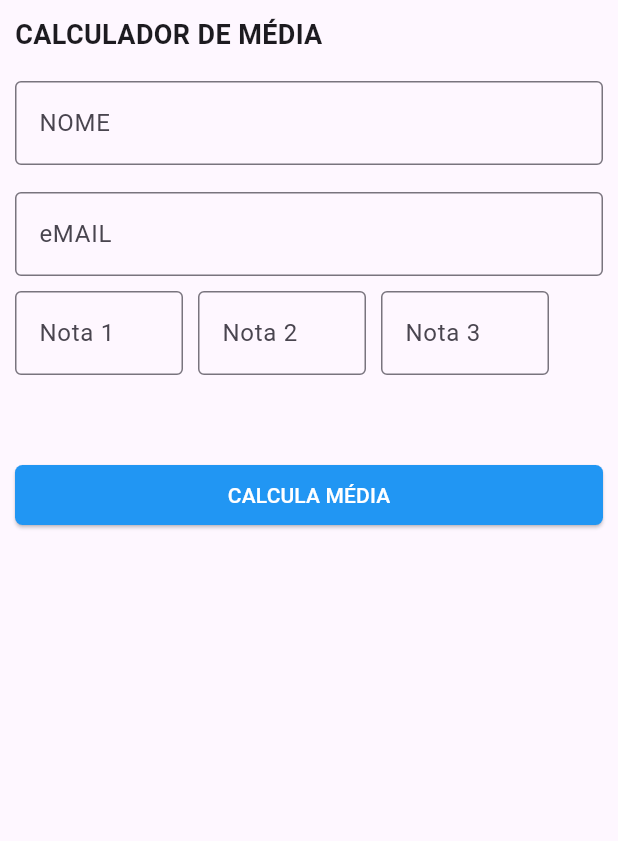
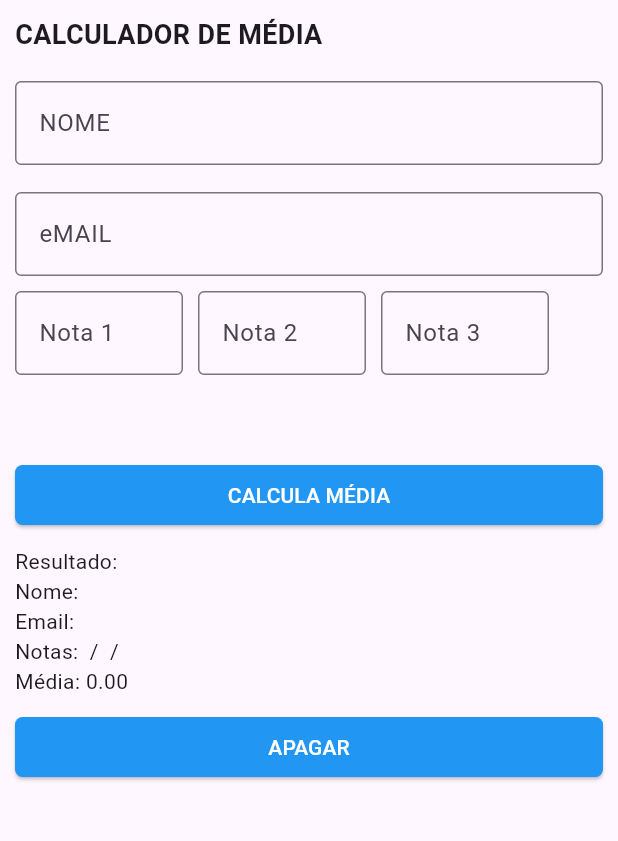
Before and after one commit to Lilianperim/CalculaMedia, a Flutter app: the screen it shows after launch, after a tap on "CALCULA MÉDIA", on a phone screen of 412 x 824 dp, the part 84-925 px from its top. Run offline on Flutter 3.47's test engine with Material 3 defaults, Android fonts, the phone set to English and light mode, and no system bars.

Commit message:
config controllers and methods

```diff
--- a/lib/main.dart
+++ b/lib/main.dart
@@ -10,7 +10,7 @@ class MyApp extends StatelessWidget {
   Widget build(BuildContext context) {
     return MaterialApp(
       title: 'Tarefa final D2DM1',
-      home: NotaMedia(),
+      home: GradeMedia(),
     );
   }
 }
--- a/lib/media/media_page.dart
+++ b/lib/media/media_page.dart
@@ -1,13 +1,52 @@
 import 'package:flutter/material.dart';
 
-class NotaMedia extends StatefulWidget {
+class GradeMedia extends StatefulWidget {
   @override
-  State<StatefulWidget> createState() => _NotaMediaState();
+  State<StatefulWidget> createState() => _GradeMediaState();
 }
 
-class _NotaMediaState extends State<NotaMedia> {
+class _GradeMediaState extends State<GradeMedia> {
   static const Widget verticalSpaceSmall = SizedBox(height: 8.0);
   static const Widget verticalSpaceMedium = SizedBox(height: 10);
+
+  final TextEditingController nameController = TextEditingController();
+  final TextEditingController emailController = TextEditingController();
+  final TextEditingController gradeOneController = TextEditingController();
+  final TextEditingController gradeTwoController = TextEditingController();
+  final TextEditingController gradeThreeController = TextEditingController();
+
+  String name = '';
+  String email = '';
+  String grade = '';
+  double media = 0;
+
+  void calculateMedia() {
+    double n1 = double.tryParse(gradeOneController.text) ?? 0;
+    double n2 = double.tryParse(gradeTwoController.text) ?? 0;
+    double n3 = double.tryParse(gradeThreeController.text) ?? 0;
+    setState(() {
+      name = nameController.text;
+      email = emailController.text;
+      grade =
+          '${gradeOneController.text} / ${gradeTwoController.text} / ${gradeThreeController.text}';
+      media = (n1 + n2 + n3) / 3;
+    });
+  }
+
+  void clearFields() {
+    nameController.clear();
+    emailController.clear();
+    gradeOneController.clear();
+    gradeTwoController.clear();
+    gradeThreeController.clear();
+
+    setState(() {
+      name = '';
+      email = '';
+      grade = '';
+      media = 0;
+    });
+  }
 
   @override
   Widget build(BuildContext context) {
@@ -31,27 +70,42 @@ class _NotaMediaState extends State<NotaMedia> {
                 ),
               ),
               verticalSpaceMedium,
-              _buildLabeledTextField('NOME'),
-              _buildLabeledTextField('eMAIL'),
+              Column(
+                crossAxisAlignment: CrossAxisAlignment.start,
+                children: <Widget>[
+                  verticalSpaceSmall,
+                  TextField(
+                    controller: nameController,
+                    decoration: _buildInputDecoration('NOME'),
+                  ),
+                  verticalSpaceMedium,
+                ],
+              ),
+              Column(
+                crossAxisAlignment: CrossAxisAlignment.start,
+                children: <Widget>[
+                  verticalSpaceSmall,
+                  TextField(
+                    controller: emailController,
+                    decoration: _buildInputDecoration('eMAIL'),
+                  ),
+                  verticalSpaceMedium,
+                ],
+              ),
               _buildLabeledTextFieldSmall('Nota 1', 'Nota 2', 'Nota 3'),
-              _buildButton(context, 'CALCULA MÉDIA', true),
+              _buildButtonCalculate('CALCULA MÉDIA'),
+              verticalSpaceMedium,
+              Text('Resultado:'),
+              Text('Nome: $name'),
+              Text('Email: $email'),
+              Text('Notas: $grade'),
+              Text('Média: ${media.toStringAsFixed(2)}'),
+              verticalSpaceMedium,
+              _buildButtonDeleteFields("APAGAR"),
             ],
           ),
         ),
       ),
-    );
-  }
-
-  Widget _buildLabeledTextField(String hint) {
-    return Column(
-      crossAxisAlignment: CrossAxisAlignment.start,
-      children: <Widget>[
-        verticalSpaceSmall,
-        TextField(
-          decoration: _buildInputDecoration(hint),
-        ),
-        verticalSpaceMedium,
-      ],
     );
   }
 
@@ -63,6 +117,7 @@ class _NotaMediaState extends State<NotaMedia> {
           width: 112,
           height: 112,
           child: TextField(
+            controller: gradeOneController,
             decoration: _buildInputDecoration(label1),
             keyboardType: TextInputType.number,
           ),
@@ -72,6 +127,7 @@ class _NotaMediaState extends State<NotaMedia> {
           width: 112,
           height: 112,
           child: TextField(
+            controller: gradeTwoController,
             decoration: _buildInputDecoration(label2),
             keyboardType: TextInputType.number,
           ),
@@ -81,6 +137,7 @@ class _NotaMediaState extends State<NotaMedia> {
           width: 112,
           height: 112,
           child: TextField(
+            controller: gradeThreeController,
             decoration: _buildInputDecoration(label3),
             keyboardType: TextInputType.number,
           ),
@@ -94,18 +151,31 @@ class _NotaMediaState extends State<NotaMedia> {
       border: const OutlineInputBorder(),
       labelText: label,
       focusedBorder: const OutlineInputBorder(
-        borderSide: BorderSide(
-            color: Colors.blue, width: 2.0),
+        borderSide: BorderSide(color: Colors.blue, width: 2.0),
       ),
     );
   }
 
-  Widget _buildButton(BuildContext context, String label, bool isFirstButton) {
+  Widget _buildButtonCalculate(String label) {
     return SizedBox(
       width: double.infinity,
       child: ElevatedButton(
         style: buttonStyle,
-        onPressed: () {},
+        onPressed: calculateMedia,
+        child: Text(
+          label,
+          style: const TextStyle(color: Colors.white),
+        ),
+      ),
+    );
+  }
+
+  Widget _buildButtonDeleteFields(String label) {
+    return SizedBox(
+      width: double.infinity,
+      child: ElevatedButton(
+        style: buttonStyle,
+        onPressed: clearFields,
         child: Text(
           label,
           style: const TextStyle(color: Colors.white),
```
